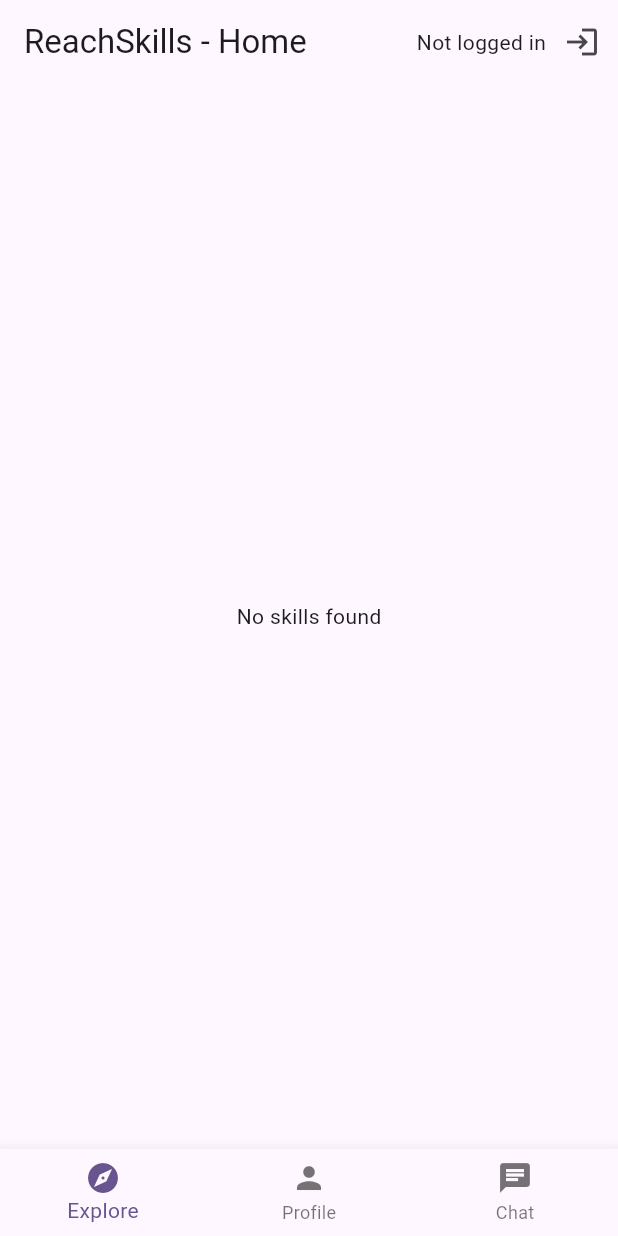
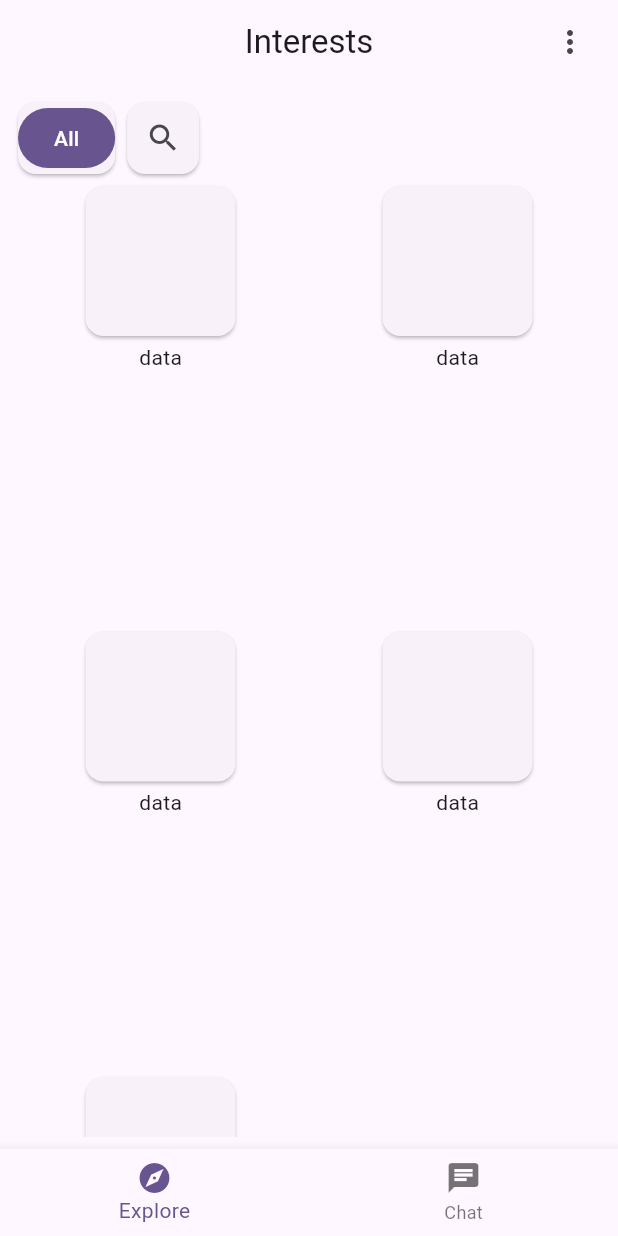
Before and after one commit to MoaazAtik/Reach-Skills, a Flutter app: the screen it shows after launch, on a phone screen of 412 x 824 dp. Run offline on Flutter 3.47's test engine with Material 3 defaults, Android fonts, the phone set to English and light mode, and no system bars; our stand-ins replace cloud_firestore, firebase_auth, firebase_core, go_router; missing offline and left inert: firebase_ui_auth, firebase_ui_localizations; accounts and stored records are empty.

Commit message:
feat: Implementing responsive UI and navigation using GoRouter
(not completed yet) This commit introduces navigation using `go_router`.

**Key Changes:**

- **Responsive Routing (`app.dart`):**
    - The `ReachSkillsApp` now uses `MaterialApp.router`.
    - `getRouterConfig` dynamically selects between `mobileRouter` and `webRouter` based on screen width.
- **GoRouter Configuration:**
    - **`mobile_router.dart`:**
        - Defines routes for mobile layout using `ShellRoute` with a `BottomNavigationBar`.
    - **`web_router.dart`:**
        - Defines routes for web/tablet layout using `ShellRoute` with a `NavigationRail`.
- **Navigation Widgets:**
    - **`rs_app_bar.dart`:** Created a reusable `rsAppBar` widget.
    - **`rs_bottom_navigation_bar.dart`:** Implemented `rsNavigationBar` for mobile bottom navigation, dynamically highlighting the active tab based on the current route.
    - **`rs_navigation_drawer.dart`:** (Unused for now, but `rsNavigationRail` is used) Implemented `rsNavigationRail` for web/tablet side navigation, dynamically highlighting the active rail destination.
- **Explore Screen UI (`explore_body.dart`):**
    - Created a basic layout for the Explore screen (`ExploreBody`).
    - Includes a row with "All" filter button and a search icon.
    - Displays a `GridView` with placeholder cards for content.
- **String Constants (`strings.dart`):**
    - Updated and added new string constants for route names, paths, screen titles, and labels.
- **Fonts (`pubspec.yaml`, `assets/fonts/`):**
    - Added `PlusJakartaSans` font family (Regular, Medium, Bold) to the project assets and `pubspec.yaml`.
- **Theme (`styles.dart`):**
    - Created an empty `Styles` class for future theme definitions.

```diff
--- a/lib/app.dart
+++ b/lib/app.dart
@@ -1,31 +1,40 @@
 import 'package:firebase_ui_localizations/firebase_ui_localizations.dart';
 import 'package:flutter/material.dart';
+import 'package:go_router/go_router.dart';
 
 import 'core/constants/strings.dart';
-import 'features/common/ui/home_screen.dart';
+import 'core/navigation/mobile_router.dart';
+import 'core/navigation/web_router.dart';
 
 class ReachSkillsApp extends StatelessWidget {
   const ReachSkillsApp({super.key});
 
   @override
   Widget build(BuildContext context) {
+    // rebuild when screen size changes to update router
+    final double screenWidth = MediaQuery.sizeOf(context).width;
 
-    return MaterialApp(
+    return MaterialApp.router(
       title: Str.appTitle,
       theme: ThemeData(
         colorScheme: ColorScheme.fromSeed(seedColor: Colors.deepPurple),
       ),
       debugShowCheckedModeBanner: false,
 
-      localizationsDelegates: [
-        FirebaseUILocalizations.delegate,
-      ],
-      supportedLocales: const [
-        Locale('en', 'US'),
-        Locale('tr', 'TR'),
-      ],
+      localizationsDelegates: [FirebaseUILocalizations.delegate],
+      supportedLocales: const [Locale('en', 'US'), Locale('tr', 'TR')],
 
-      home: const HomeScreen(),
+      routerConfig: getRouterConfig(screenWidth),
     );
   }
+
+  GoRouter getRouterConfig(double screenWidth) {
+    if (screenWidth < 600) {
+      return mobileRouter;
+    } else if (screenWidth < 1200) {
+      return webRouter;
+    } else {
+      return webRouter;
+    }
+  }
 }
--- a/lib/core/constants/strings.dart
+++ b/lib/core/constants/strings.dart
@@ -2,14 +2,19 @@ class Str {
   static const appTitle = 'Reach Skills';
   static const homeScreenTitle = 'ReachSkills - Home';
   static const profileScreenTitle = 'Profile';
-  static const exploreScreenTitle = 'Explore';
+  static const exploreScreenTitle = 'Interests';
+  static const exploreScreenLabel = 'Explore';
   static const chatScreenTitle = 'Chat';
   static const messagesScreenTitle = 'Messages';
   static const unknownScreenMessage = 'Unknown Screen';
+  static const screenNotFoundMessage = '404\nScreen Not Found';
 
-  static const chatScreenRouteName = '/chat';
+  static const chatScreenRouteName = 'chat';
+  static const chatScreenRoutePath = '/chat';
   static const profileScreenRouteName = '/profile';
-  static const exploreScreenRouteName = '/explore';
+  // static const exploreScreenRouteName = '/explore';
+  static const exploreScreenRouteName = 'explore';
+  static const exploreScreenRoutePath = '/';
   static const messagesScreenRouteName = '/messages';
 
   static const error = 'Error';
--- /dev/null
+++ b/lib/core/navigation/mobile_router.dart
@@ -0,0 +1,85 @@
+import 'package:flutter/material.dart';
+import 'package:go_router/go_router.dart';
+
+import '../../features/common/widgets/rs_app_bar.dart';
+import '../../features/common/widgets/rs_bottom_navigation_bar.dart';
+import '../../features/explore/ui/explore_body.dart';
+import '../constants/strings.dart';
+
+final mobileRouter = GoRouter(
+  initialLocation: Str.exploreScreenRoutePath,
+  debugLogDiagnostics: true,
+  routes: [
+    ShellRoute(
+      builder: (BuildContext context, GoRouterState state, Widget child) {
+        return Scaffold(
+          body: child,
+          bottomNavigationBar: rsNavigationBar(context),
+        );
+      },
+      routes: [
+        GoRoute(
+          name: Str.exploreScreenRouteName,
+          path: Str.exploreScreenRoutePath,
+          builder: (BuildContext context, GoRouterState state) {
+            return Scaffold(
+              body: ExploreBody(),
+              appBar: rsAppBar(
+                title: Str.exploreScreenTitle,
+                actions: [
+                  Padding(
+                    padding: const EdgeInsets.only(right: 8.0),
+                    child: IconButton(
+                      onPressed: () {},
+                      icon: const Icon(Icons.more_vert_rounded),
+                    ),
+                  ),
+                ],
+              ),
+            );
+          },
+        ),
+        GoRoute(
+          name: Str.chatScreenRouteName,
+          path: Str.chatScreenRoutePath,
+          builder: (BuildContext context, GoRouterState state) {
+            return Scaffold(
+              body: Center(child: Text(Str.chatScreenTitle)),
+              appBar: rsAppBar(
+                title: Str.chatScreenTitle,
+                actions: [
+                  Padding(
+                    padding: const EdgeInsets.only(right: 8.0),
+                    child: IconButton(
+                      onPressed: () {},
+                      icon: const Icon(Icons.more_vert_rounded),
+                    ),
+                  ),
+                ],
+              ),
+            );
+          },
+        ),
+      ],
+    ),
+  ],
+  errorBuilder: (context, state) {
+    return Scaffold(
+      body: Center(
+        child: Column(
+          mainAxisSize: MainAxisSize.min,
+          children: [
+            Text(
+              Str.screenNotFoundMessage,
+              style: TextStyle(color: Colors.amber),
+            ),
+            ElevatedButton(
+              onPressed: () => context.go(Str.exploreScreenRoutePath),
+              child: Text(Str.exploreScreenRouteName),
+            ),
+          ],
+        ),
+      ),
+    );
+  },
+);
--- /dev/null
+++ b/lib/features/explore/ui/explore_body.dart
@@ -0,0 +1,68 @@
+import 'package:flutter/material.dart';
+
+class ExploreBody extends StatelessWidget {
+  const ExploreBody({super.key});
+
+  @override
+  Widget build(BuildContext context) {
+    return Padding(
+      padding: const EdgeInsets.all(8.0),
+      child: Column(
+        crossAxisAlignment: CrossAxisAlignment.center,
+        children: [
+          Row(
+            children: [
+              Card(child: FilledButton(onPressed: () {}, child: Text('All'))),
+              Card(
+                child: IconButton(onPressed: () {}, icon: Icon(Icons.search)),
+              ),
+            ],
+          ),
+          Expanded(
+            child: GridView(
+              gridDelegate: SliverGridDelegateWithMaxCrossAxisExtent(
+                maxCrossAxisExtent: 200,
+                childAspectRatio: 2 / 3,
+                // crossAxisSpacing: 20,
+                // mainAxisSpacing: 20,
+              ),
+              children: [
+                Column(
+                  children: [
+                    Card(child: SizedBox(width: 100, height: 100)),
+                    Text('data'),
+                  ],
+                ),
+                Column(
+                  children: [
+                    Card(child: SizedBox(width: 100, height: 100)),
+                    Text('data'),
+                  ],
+                ),
+                Column(
+                  children: [
+                    Card(child: SizedBox(width: 100, height: 100)),
+                    Text('data'),
+                  ],
+                ),
+                Column(
+                  children: [
+                    Card(child: SizedBox(width: 100, height: 100)),
+                    Text('data'),
+                  ],
+                ),
+                Column(
+                  children: [
+                    Card(child: SizedBox(width: 100, height: 100)),
+                    Text('data'),
+                  ],
+                ),
+                // Card(child: ListTile(title: Text("Item 0"))),
+              ],
+            ),
+          ),
+        ],
+      ),
+    );
+  }
+}
```
Also changed, not shown: lib/core/navigation/web_router.dart (added, +100 -0 lines), lib/core/theme/styles.dart (added, +7 -0 lines), lib/features/common/widgets/rs_app_bar.dart (added, +14 -0 lines), lib/features/common/widgets/rs_bottom_navigation_bar.dart (added, +41 -0 lines), lib/features/common/widgets/rs_navigation_drawer.dart (added, +56 -0 lines), lib/features/common/widgets/rs_widgets.dart (added, +82 -0 lines), pubspec.yaml (+11 -1 lines), assets/fonts/PlusJakartaSans-Bold.ttf (added), assets/fonts/PlusJakartaSans-Medium.ttf (added), assets/fonts/PlusJakartaSans-Regular.ttf (added), 2 other files.
